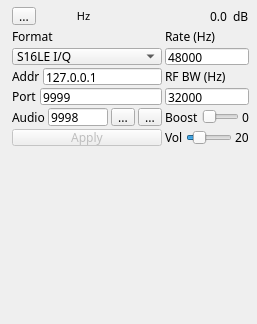
Qt form plugins/channel/udpsrc/udpsrcgui.ui (f4exb/sdrangel) before a commit.
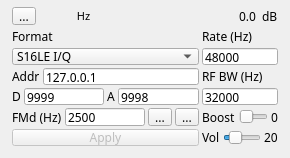
The same form after that commit. Icons and pictures are not drawn. Custom widgets are drawn as their Qt base class.

Commit message: NFM demod and UDP source: revised FM completely rationalizing deviation. New input in UDP source GUI to specify the FM deviation

Diff of the .ui file:
```diff
--- a/plugins/channel/udpsrc/udpsrcgui.ui
+++ b/plugins/channel/udpsrc/udpsrcgui.ui
@@ -6,8 +6,8 @@
    <rect>
     <x>0</x>
     <y>0</y>
-    <width>257</width>
-    <height>324</height>
+    <width>290</width>
+    <height>158</height>
    </rect>
   </property>
   <property name="font">
@@ -24,10 +24,16 @@
     <rect>
      <x>10</x>
      <y>5</y>
-     <width>241</width>
+     <width>270</width>
      <height>142</height>
     </rect>
    </property>
+   <property name="minimumSize">
+    <size>
+     <width>270</width>
+     <height>0</height>
+    </size>
+   </property>
    <property name="windowTitle">
     <string>Settings</string>
    </property>
@@ -298,41 +304,58 @@
       <item>
        <widget class="QLabel" name="udpPortlabel">
         <property name="text">
-         <string>Port</string>
+         <string>D</string>
         </property>
        </widget>
       </item>
       <item>
        <widget class="QLineEdit" name="udpPort">
         <property name="toolTip">
-         <string>Destination port</string>
+         <string>Remote data port</string>
         </property>
         <property name="text">
          <string>9999</string>
         </property>
        </widget>
       </item>
-     </layout>
-    </item>
-    <item row="6" column="0">
-     <layout class="QHBoxLayout" name="AudioPortLayout">
       <item>
        <widget class="QLabel" name="audioPortlabel">
         <property name="text">
-         <string>Audio</string>
+         <string>A</string>
         </property>
        </widget>
       </item>
       <item>
        <widget class="QLineEdit" name="audioPort">
         <property name="toolTip">
-         <string>Audio input port</string>
+         <string>Local audio input port</string>
         </property>
         <property name="text">
          <string>9998</string>
         </property>
        </widget>
       </item>
+     </layout>
+    </item>
+    <item row="6" column="0">
+     <layout class="QHBoxLayout" name="AudioPortLayout">
+      <item>
+       <widget class="QLabel" name="fmDevLabel">
+        <property name="text">
+         <string>FMd (Hz)</string>
+        </property>
+       </widget>
+      </item>
+      <item>
+       <widget class="QLineEdit" name="fmDeviation">
+        <property name="toolTip">
+         <string>FM deviation in Hz (for S16LE NFM format)</string>
+        </property>
+        <property name="text">
+         <string>2500</string>
+        </property>
+       </widget>
+      </item>
       <item>
        <widget class="QToolButton" name="audioActive">
         <property name="toolTip">
@@ -448,7 +471,7 @@
       <item>
        <widget class="QLineEdit" name="udpAddress">
         <property name="toolTip">
-         <string>Destination address</string>
+         <string>Remote address</string>
         </property>
         <property name="text">
          <string>127.0.0.1</string>
```
Left out of the diff: 1 changed line with no effect on the pictures. The commit also changes 10 other files.
